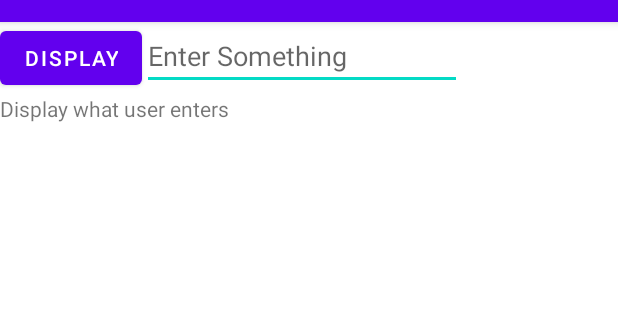
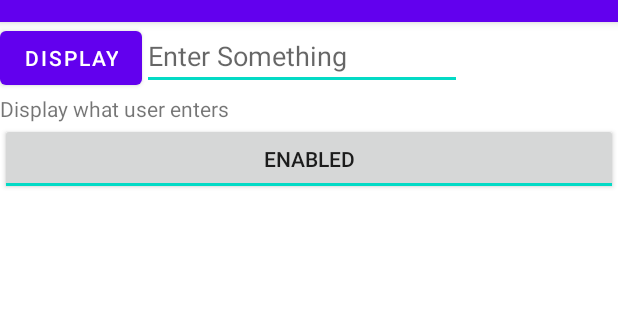
Before and after one commit to 21025432-Alvarez-Riel-Andrew-Miguel/DemosSimpleClick, an Android app: the screen it shows after launch (MainActivity), on a phone screen of 412 x 824 dp, the part 62-382 px from its top. Run offline under Robolectric (Android 15) with nearby library versions, the phone set to English and light mode, and no system bars.

Commit message:
Worksheet answers

```diff
--- a/app/src/main/java/sg/edu/rp/c346/id21025432/demosimpleclick/MainActivity.java
+++ b/app/src/main/java/sg/edu/rp/c346/id21025432/demosimpleclick/MainActivity.java
@@ -8,13 +8,14 @@ import android.widget.Button;
 import android.widget.EditText;
 import android.widget.TextView;
 import android.widget.Toast;
+import android.widget.ToggleButton;
 
 public class MainActivity extends AppCompatActivity {
 
     TextView tvDisplay;
     Button btnDisplay;
     EditText etInput;
-
+    ToggleButton tbtn;
 
     @Override
     protected void onCreate(Bundle savedInstanceState) {
@@ -24,6 +25,7 @@ public class MainActivity extends AppCompatActivity {
         tvDisplay = findViewById(R.id.textViewDisplay);
         btnDisplay = findViewById(R.id.btn1);
         etInput = findViewById(R.id.editTextTextPersonName);
+        tbtn = findViewById(R.id.toggleButtonEnabled);
 
         btnDisplay.setOnClickListener(new View.OnClickListener() {
             @Override
@@ -36,6 +38,25 @@ public class MainActivity extends AppCompatActivity {
             }
         });
 
+        tbtn.setOnClickListener(new View.OnClickListener() {
+            @Override
+            public void onClick(View view) {
+                // Add your code for the action
+                etInput.setEnabled(false);
+                tvDisplay.setEnabled(false);
+                btnDisplay.setEnabled(false);
+
+                if(tbtn.isChecked()){
+                    etInput.setEnabled(true);
+                    tvDisplay.setEnabled(true);
+                    btnDisplay.setEnabled(true);
+                }
+            }
+        });
+
+
+
+
 
     }
 }
--- a/app/src/main/res/layout/activity_main.xml
+++ b/app/src/main/res/layout/activity_main.xml
@@ -36,4 +36,13 @@
         android:layout_height="wrap_content"
         android:text="@string/show" />
 
+    <ToggleButton
+        android:id="@+id/toggleButtonEnabled"
+        android:layout_width="match_parent"
+        android:layout_height="wrap_content"
+        android:checked="true"
+        android:text="ToggleButton"
+        android:textOff= "@string/disabled"
+        android:textOn= "@string/enabled"/>
+
 </LinearLayout>
--- a/app/src/main/res/values/strings.xml
+++ b/app/src/main/res/values/strings.xml
@@ -2,4 +2,6 @@
     <string name="app_name">Demo Simple Click</string>
     <string name="D">Display</string>
     <string name="show">Display what user enters</string>
+    <string name="disabled">Disabled</string>
+    <string name="enabled">Enabled</string>
 </resources>
```
